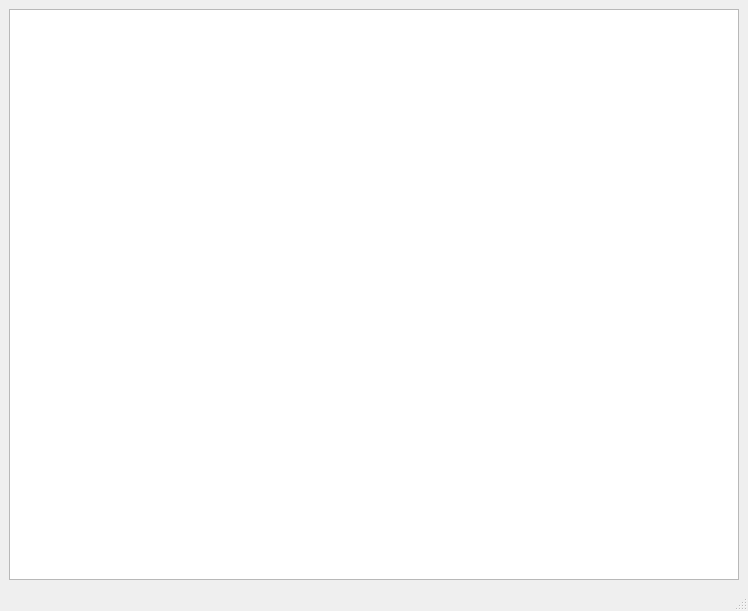
Above: mainwindow.ui from gabriellopera/proyectofinal before the change. Below: the same form after it.
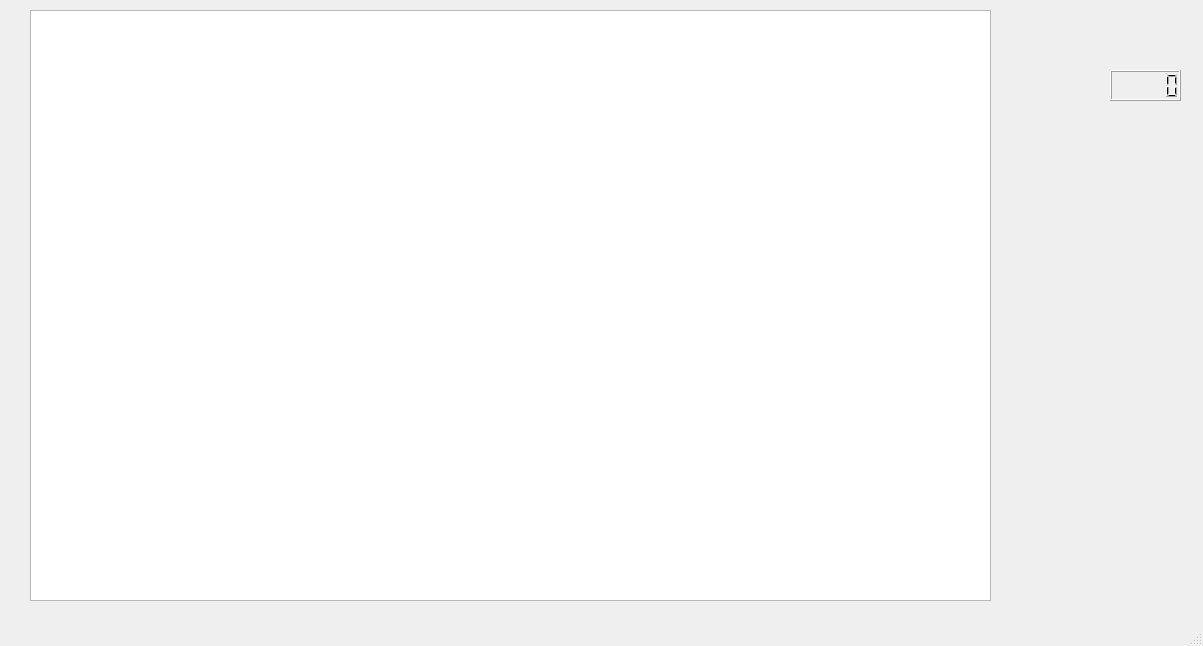
That is the form after the change.

Diff of the .ui file:
```diff
--- a/mainwindow.ui
+++ b/mainwindow.ui
@@ -6,19 +6,34 @@
    <rect>
     <x>0</x>
     <y>0</y>
-    <width>748</width>
-    <height>611</height>
+    <width>1203</width>
+    <height>646</height>
    </rect>
   </property>
   <property name="windowTitle">
    <string>MainWindow</string>
   </property>
   <widget class="QWidget" name="centralwidget">
-   <layout class="QGridLayout" name="gridLayout">
-    <item row="0" column="0">
-     <widget class="QGraphicsView" name="graphicsView"/>
-    </item>
-   </layout>
+   <widget class="QGraphicsView" name="graphicsView">
+    <property name="geometry">
+     <rect>
+      <x>30</x>
+      <y>10</y>
+      <width>961</width>
+      <height>591</height>
+     </rect>
+    </property>
+   </widget>
+   <widget class="QLCDNumber" name="lcdNumber">
+    <property name="geometry">
+     <rect>
+      <x>1110</x>
+      <y>70</y>
+      <width>71</width>
+      <height>31</height>
+     </rect>
+    </property>
+   </widget>
   </widget>
   <widget class="QMenuBar" name="menubar">
    <property name="geometry">
```
Left out of the diff: 2 changed lines with no effect on the pictures.
